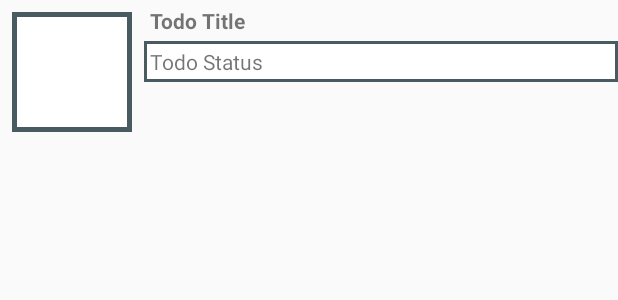
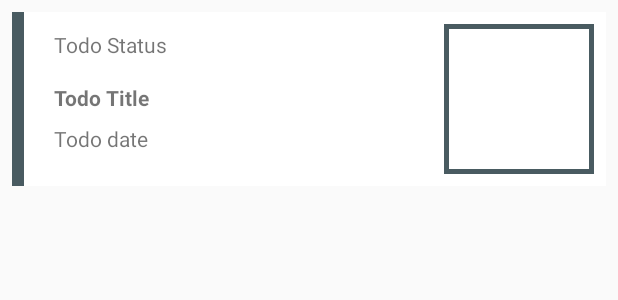
Before and after one commit to sonnytron/Get-It-Done, an Android app: the layout list_item_todo.xml on its own in the app's theme, with its tools: preview values and no code run, on a phone screen of 412 x 824 dp. Shown: the top 300 px of the screen. Run offline under Robolectric (Android 15) with nearby library versions, the phone set to English and light mode, and no system bars.

Commit message:
Changed layout for list item, added due date string to list item, along with better priority colors. Changed layout so photo is on right of list item.

```diff
--- a/app/src/main/res/layout/fragment_todo_list.xml
+++ b/app/src/main/res/layout/fragment_todo_list.xml
@@ -1,6 +1,7 @@
 <?xml version="1.0" encoding="utf-8"?>
 <android.support.v7.widget.RecyclerView xmlns:android="http://schemas.android.com/apk/res/android"
               android:id="@+id/todo_recycler_view"
+              android:background="@color/lightGrayBackground"
               android:layout_width="match_parent"
               android:layout_height="match_parent">
 
--- a/app/src/main/res/layout/list_item_todo.xml
+++ b/app/src/main/res/layout/list_item_todo.xml
@@ -1,32 +1,60 @@
 <?xml version="1.0" encoding="utf-8"?>
 <RelativeLayout xmlns:android="http://schemas.android.com/apk/res/android"
                 xmlns:tools="http://schemas.android.com/tools"
+                android:layout_margin="8dp"
+                android:background="@color/buttonTextColor"
                 android:layout_width="match_parent"
                 android:layout_height="wrap_content">
+
+    <ImageView
+        android:layout_width="8dp"
+        android:layout_height="116dp"
+        android:id="@+id/priority_bar"
+        android:background="@color/darkGray"
+        />
+
+    <TextView
+        android:id="@+id/list_item_todo_status_text_view"
+        android:layout_width="wrap_content"
+        android:layout_height="wrap_content"
+        android:layout_toRightOf="@+id/priority_bar"
+        android:layout_marginTop="8dp"
+        android:layout_marginLeft="16dp"
+        android:layout_marginBottom="8dp"
+        android:padding="4dp"
+        tools:text="Todo Status"/>
+
+    <TextView
+        android:id="@+id/list_item_todo_title_text_view"
+        android:layout_width="wrap_content"
+        android:layout_height="wrap_content"
+        android:layout_below="@+id/list_item_todo_status_text_view"
+        android:layout_toRightOf="@+id/priority_bar"
+        android:textStyle="bold"
+        android:layout_marginLeft="16dp"
+        android:padding="4dp"
+        tools:text="Todo Title"/>
+
+    <TextView
+        android:id="@+id/list_item_todo_due_date"
+        android:layout_width="wrap_content"
+        android:layout_height="wrap_content"
+        android:layout_below="@+id/list_item_todo_title_text_view"
+        android:layout_toRightOf="@+id/priority_bar"
+        android:textStyle="normal"
+        android:layout_marginLeft="16dp"
+        android:padding="4dp"
+        tools:text="Todo date"/>
+
     <ImageView
         android:id="@+id/list_item_todo_photo_view"
         android:background="@drawable/image_view_border"
-        android:scaleType="centerInside"
-        android:layout_width="80dp"
-        android:layout_height="80dp"
+        android:layout_alignParentRight="true"
+        android:scaleType="centerCrop"
+        android:padding="2dp"
+        android:layout_width="100dp"
+        android:layout_height="100dp"
         android:layout_margin="8dp"
         />
-    <TextView
-        android:id="@+id/list_item_todo_title_text_view"
-        android:layout_width="match_parent"
-        android:layout_height="wrap_content"
-        android:layout_toRightOf="@+id/list_item_todo_photo_view"
-        android:textStyle="bold"
-        android:padding="4dp"
-        tools:text="Todo Title"/>
-    <TextView
-        android:id="@+id/list_item_todo_status_text_view"
-        android:layout_width="match_parent"
-        android:layout_height="wrap_content"
-        android:layout_toRightOf="@+id/list_item_todo_photo_view"
-        android:layout_below="@+id/list_item_todo_title_text_view"
-        android:background="@drawable/status_border"
-        android:padding="4dp"
-        tools:text="Todo Status"/>
 
 </RelativeLayout>
--- a/app/src/main/res/layout/view_photo_and_item.xml
+++ b/app/src/main/res/layout/view_photo_and_item.xml
@@ -16,9 +16,9 @@
             android:id="@+id/todo_photo"
             android:layout_width="80dp"
             android:layout_height="80dp"
-            android:scaleType="centerInside"
-            android:background="@drawable/image_view_border"
-            android:cropToPadding="true"/>
+            android:scaleType="centerCrop"
+            android:padding="2dp"
+            android:background="@drawable/image_view_border"/>
         <ImageButton
             android:id="@+id/todo_camera"
             style="@style/ButtonAction"
--- a/app/src/main/res/menu/fragment_todo_list.xml
+++ b/app/src/main/res/menu/fragment_todo_list.xml
@@ -5,10 +5,7 @@
         android:id="@+id/menu_item_new_todo"
         android:icon="@drawable/ic_menu_add"
         android:title="@string/new_todo"
+        android:tint="@color/buttonTextColor"
         app:showAsAction="ifRoom|withText"/>
-    <item
-        android:id="@+id/menu_item_show_subtitles"
-        android:title="@string/show_subtitle"
-        app:showAsAction="ifRoom"/>
 
 </menu>
--- a/app/src/main/res/values/colors.xml
+++ b/app/src/main/res/values/colors.xml
@@ -4,10 +4,14 @@
     <color name="colorPrimaryDark">#303F9F</color>
     <color name="colorAccent">#20586B</color>
     <color name="buttonTextColor">#FFFFFF</color>
-    <color name="buttonBackground">#20586B</color>
+    <color name="buttonBackground">#1E6178</color>
     <color name="darkGray">#495B61</color>
     <color name="creamYellow">#EDE5AB</color>
     <color name="bloodOrange">#FF8533</color>
     <color name="statusGreen">#009900</color>
     <color name="washedPurple">#995EA8</color>
+    <color name="priorityHigh">#F32F32</color>
+    <color name="priorityMedium">#FF8C00</color>
+    <color name="priorityLow">#3E91CF</color>
+    <color name="lightGrayBackground">#d1d1e0</color>
 </resources>
```
Also changed, not shown: app/src/main/java/com/sonnytron/sortatech/getitdone/Todo.java (+9 -0 lines), app/src/main/java/com/sonnytron/sortatech/getitdone/TodoListFragment.java (+19 -18 lines).
